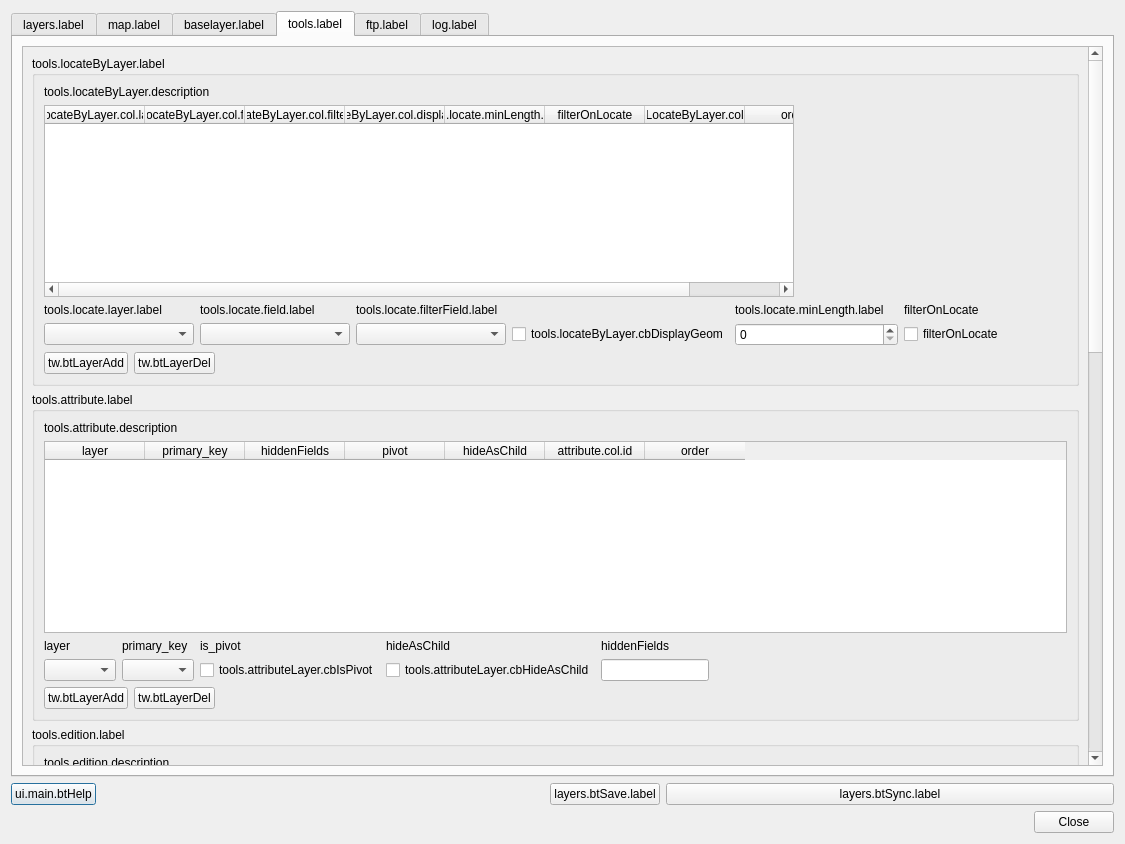
Above: ui_lizmap.ui from 3liz/lizmap-plugin before the change. Below: the same form after it.
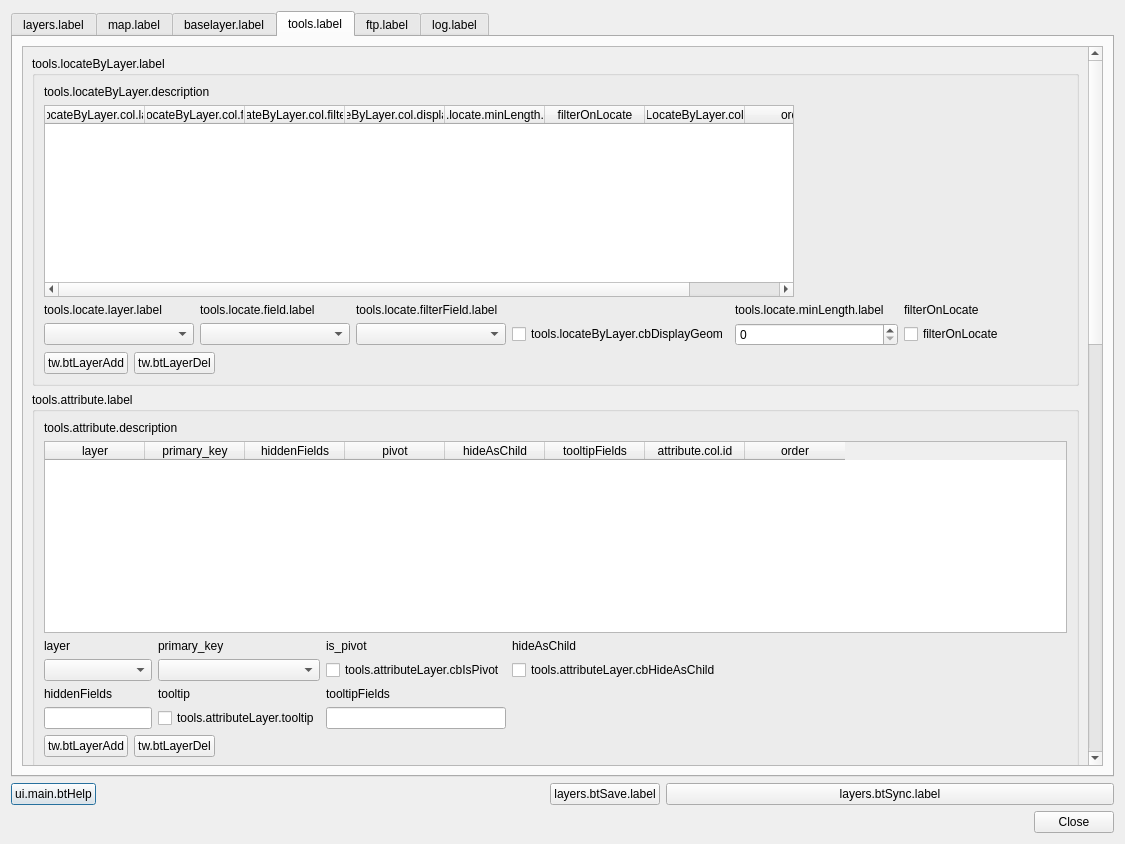
That is the form after the change. The open tabs and pages were chosen to show the change.

Commit message: Attribute layers - Add tooltip configuration

The edit to the form file:
```diff
--- a/ui_lizmap.ui
+++ b/ui_lizmap.ui
@@ -1570,9 +1570,9 @@
           <property name="geometry">
            <rect>
             <x>0</x>
-            <y>-1097</y>
+            <y>-204</y>
             <width>1154</width>
-            <height>1786</height>
+            <height>1842</height>
            </rect>
           </property>
           <layout class="QVBoxLayout" name="verticalLayout_4">
@@ -1874,6 +1874,11 @@
                   <string>hideAsChild</string>
                  </property>
                 </column>
+                <column>
+                 <property name="text">
+                  <string>tooltipFields</string>
+                 </property>
+                </column>
                 <column>
                  <property name="text">
                   <string>attribute.col.id</string>
@@ -1897,6 +1902,13 @@
                     </property>
                    </widget>
                   </item>
+                  <item row="2" column="0">
+                   <widget class="QLabel" name="label_64">
+                    <property name="text">
+                     <string>hiddenFields</string>
+                    </property>
+                   </widget>
+                  </item>
                   <item row="0" column="0">
                    <widget class="QLabel" name="label_61">
                     <property name="text">
@@ -1924,16 +1936,6 @@
                     </property>
                    </widget>
                   </item>
-                  <item row="1" column="4">
-                   <widget class="QLineEdit" name="inAttributeLayerHiddenFields"/>
-                  </item>
-                  <item row="0" column="4">
-                   <widget class="QLabel" name="label_64">
-                    <property name="text">
-                     <string>hiddenFields</string>
-                    </property>
-                   </widget>
-                  </item>
                   <item row="1" column="3">
                    <widget class="QCheckBox" name="cbAttributeLayerHideAsChild">
                     <property name="text">
@@ -1948,6 +1950,33 @@
                     </property>
                    </widget>
                   </item>
+                  <item row="3" column="0">
+                   <widget class="QLineEdit" name="inAttributeLayerHiddenFields"/>
+                  </item>
+                  <item row="2" column="1">
+                   <widget class="QLabel" name="label_68">
+                    <property name="text">
+                     <string>tooltip</string>
+                    </property>
+                   </widget>
+                  </item>
+                  <item row="3" column="1">
+                   <widget class="QCheckBox" name="cbAttributeLayerTooltip">
+                    <property name="text">
+                     <string>tools.attributeLayer.tooltip</string>
+                    </property>
+                   </widget>
+                  </item>
+                  <item row="2" column="2">
+                   <widget class="QLabel" name="label_67">
+                    <property name="text">
+                     <string>tooltipFields</string>
+                    </property>
+                   </widget>
+                  </item>
+                  <item row="3" column="2">
+                   <widget class="QLineEdit" name="inAttributeLayerTooltipFields"/>
+                  </item>
                  </layout>
                 </item>
                 <item>
```
Left out of the diff: 6 changed lines with no effect on the pictures. The commit also changes 10 other files.
